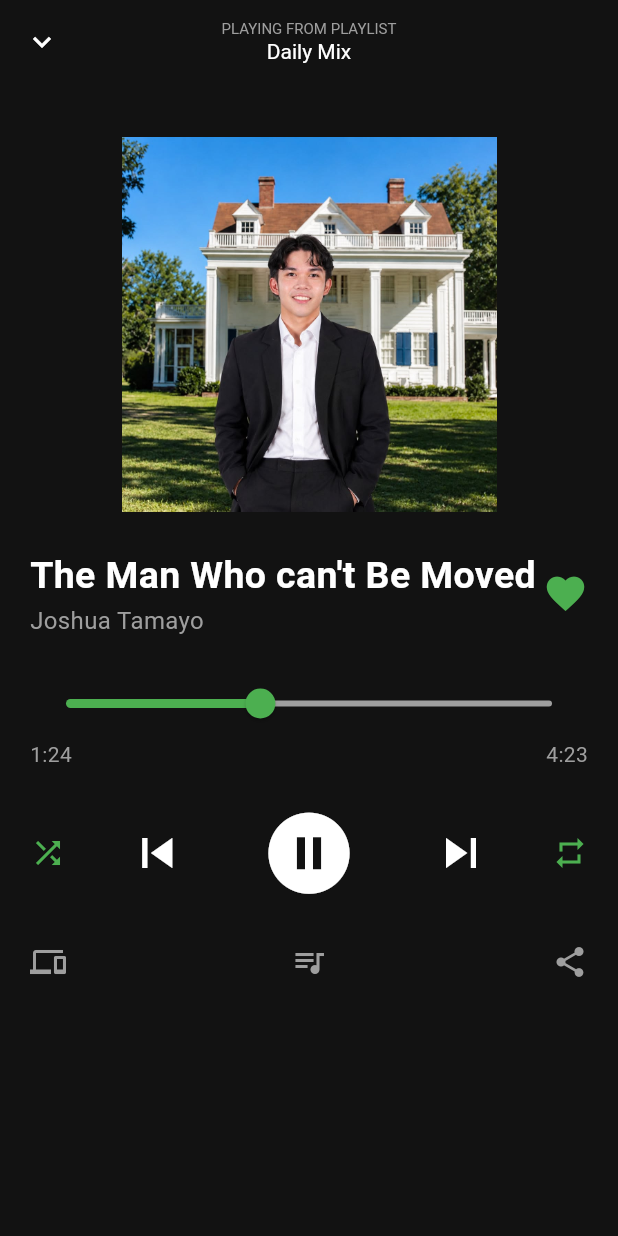
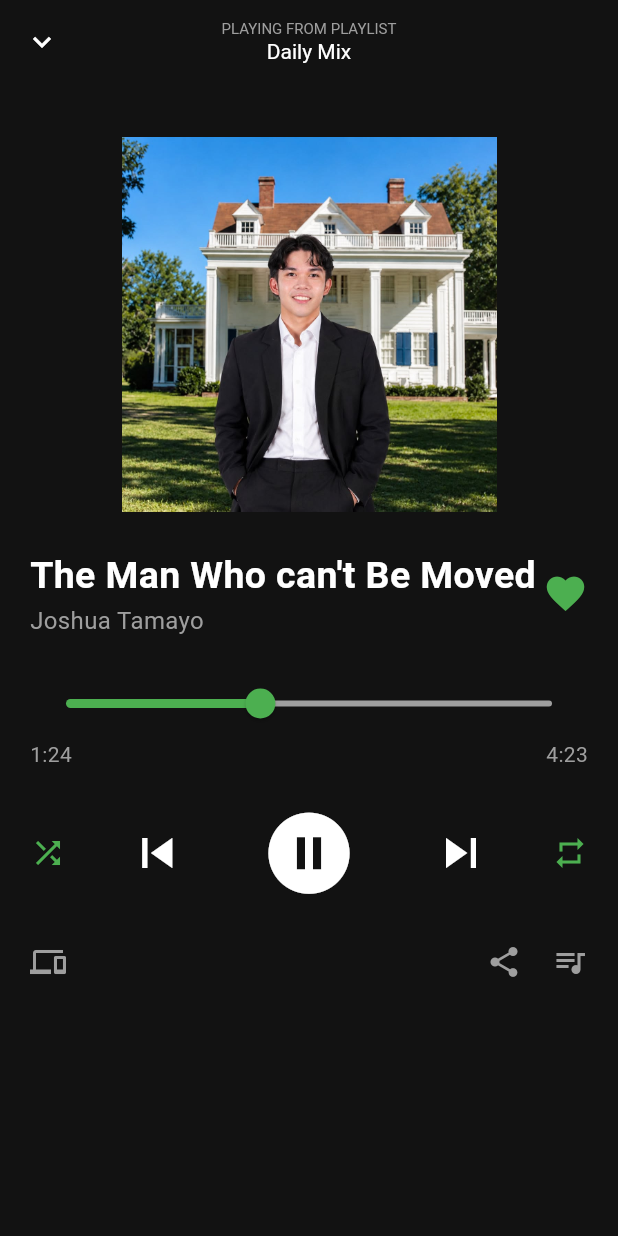
Before and after one commit to nonoyjuswa/Spotify_Proj, a Flutter app: the PlayingScreen screen opened directly, on a phone screen of 412 x 824 dp. Run offline on Flutter 3.47's test engine with Material 3 defaults, Android fonts, the phone set to English and light mode, and no system bars.

Commit message:
Cenetered 'See all playlist' in Profiles screen. Corrected the order of icons in playing_screen [cast,bluetooth, queue]

```diff
--- a/lib/playing_screen.dart
+++ b/lib/playing_screen.dart
@@ -149,8 +149,13 @@ class _PlayingScreenState extends State<PlayingScreen> {
                 mainAxisAlignment: MainAxisAlignment.spaceBetween,
                 children: [
                   Icon(Icons.devices, color: Colors.grey),
-                  Icon(Icons.queue_music, color: Colors.grey),
-                  Icon(Icons.share, color: Colors.grey),
+                  Row(
+                    children: [
+                      Icon(Icons.share, color: Colors.grey),
+                      SizedBox(width: 20),
+                      Icon(Icons.queue_music, color: Colors.grey),
+                    ],
+                  ),
                 ],
               ),
 
```
Also changed, not shown: lib/profile.dart (+15 -8 lines).
